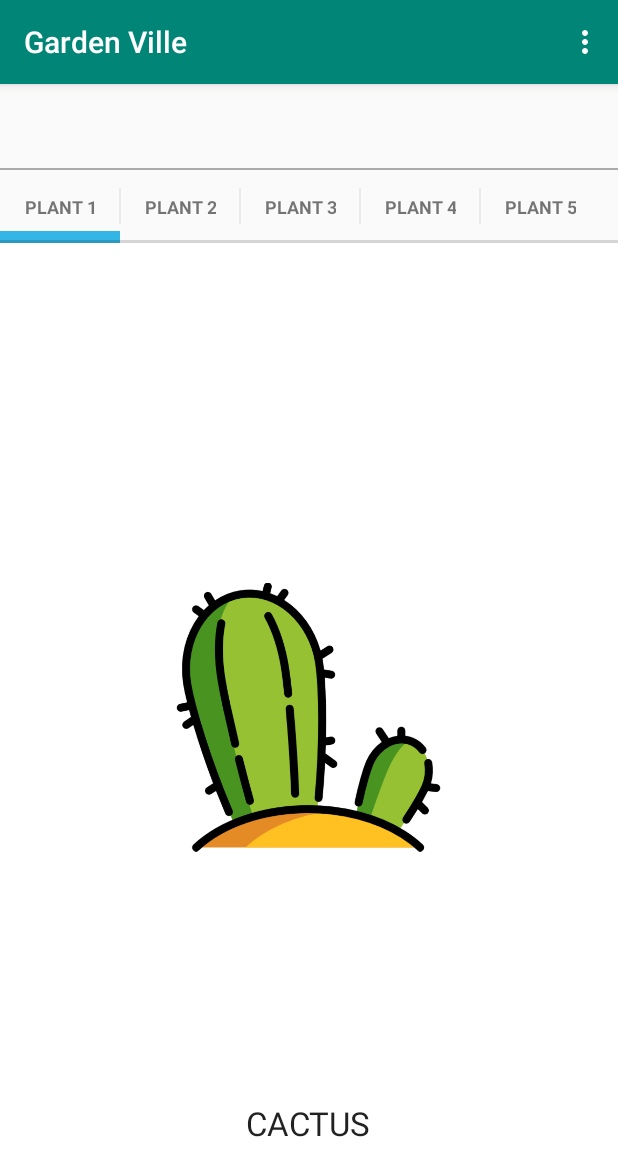
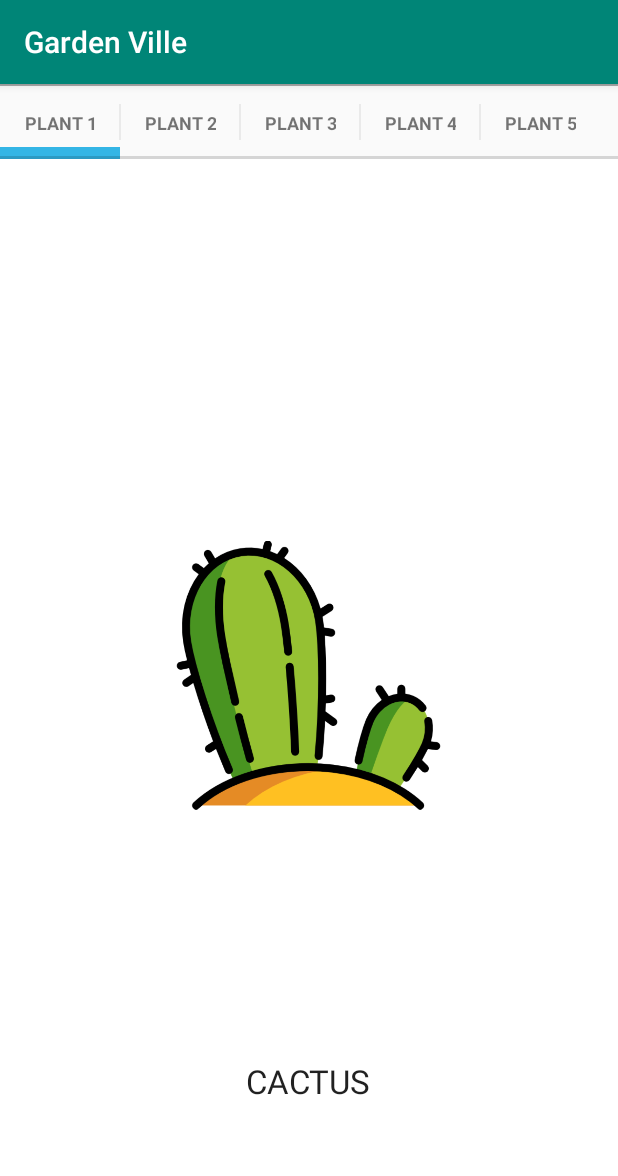
Before and after one commit to DigitalSocietySchool/GrowkitApp, an Android app: the screen it shows after launch (MainActivity), on a phone screen of 412 x 824 dp. Shown: the top 1176 px of the screen. Run offline under Robolectric (Android 15) with nearby library versions, the phone set to English and light mode, and no system bars; our stand-ins replace ButterKnife.

Commit message:
deleted some code to make it run :)

```diff
--- a/App/AndroidStudioProjects/MyApplication/app/src/main/java/com/example/joelruhe/myapplication/MainActivity.java
+++ b/App/AndroidStudioProjects/MyApplication/app/src/main/java/com/example/joelruhe/myapplication/MainActivity.java
@@ -19,7 +19,7 @@ import butterknife.BindView;
 public class MainActivity extends AppCompatActivity {
 
     @Nullable
-    @BindView(R.id.mainScreenToolbar)
+    //@BindView(R.id.mainScreenToolbar)
     Toolbar mainToolbar;
 
     /*int i = 0;
@@ -62,19 +62,6 @@ public class MainActivity extends AppCompatActivity {
         image.setImageResource(images[i]);
     }*/
 
-    @Override
-    public boolean onCreateOptionsMenu(Menu menu) {
-        getMenuInflater().inflate(R.menu.main, menu);
-        return true;
-    }
 
-    @Override
-    public boolean onPrepareOptionsMenu(Menu menu) {
-        return super.onPrepareOptionsMenu(menu);
-    }
 
-    @Override
-    public boolean onOptionsItemSelected(MenuItem item) {
-        return super.onOptionsItemSelected(item);
-    }
 }
--- a/App/AndroidStudioProjects/MyApplication/app/src/main/res/layout/activity_main.xml
+++ b/App/AndroidStudioProjects/MyApplication/app/src/main/res/layout/activity_main.xml
@@ -5,9 +5,9 @@
       android:layout_height="match_parent"
       android:id="@+id/sample_main_layout">
 
-    <include
+    <!--<include
         android:id="@+id/mainScreenToolbar"
-        layout="@layout/start_screen_toolbar" />
+        layout="@layout/start_screen_toolbar" /> -->
 
     <View
           android:layout_width="match_parent"
--- a/App/AndroidStudioProjects/MyApplication/app/src/main/res/menu/main.xml
+++ /dev/null
@@ -1,8 +0,0 @@
-
-<menu xmlns:android="http://schemas.android.com/apk/res/android"
-      xmlns:tools="http://schemas.android.com/tools"
-      tools:ignore="AppCompatResource">
-    <item android:id="@+id/menu_toggle_log"
-          android:showAsAction="always"
-          android:title="@string/settings" />
-</menu>
```
